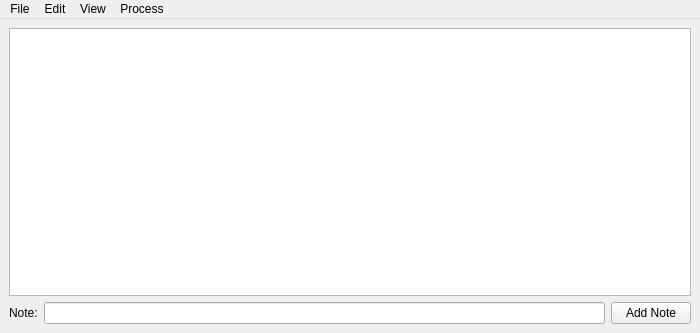
Qt form soarlog_qt4.ui (tribeiro/soarlog) before a commit.
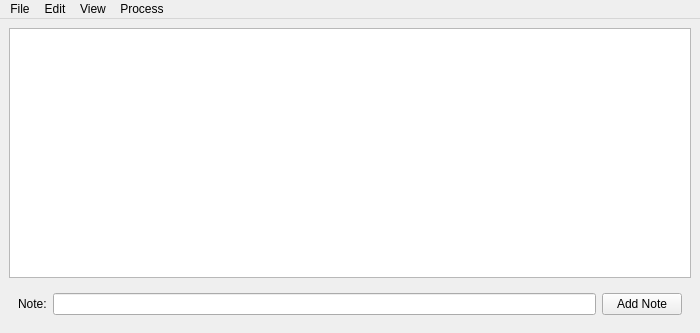
The same form after that commit. Custom widgets are drawn as their Qt base class.

Commit message:
Fixed show/hide of comment line in main window, excluded extra space in the bottom part on main window and added calibration helper.
For the calibration helper to work I have to start commiting things
to the main database. My idea is to commit only files that where
approved in the dataquality, toguether with calibrations and info
on data quality operation.

Diff of the .ui file:
```diff
--- a/soarlog_qt4.ui
+++ b/soarlog_qt4.ui
@@ -22,6 +22,9 @@
   <widget class="QWidget" name="centralwidget">
    <layout class="QGridLayout" name="gridLayout_2">
     <item row="1" column="0">
+     <widget class="QWidget" name="coomentBarWidget" native="true">
+      <layout class="QHBoxLayout" name="horizontalLayout">
+       <item>
      <layout class="QHBoxLayout" name="horizontalLayout_2">
       <item>
        <widget class="QLabel" name="labeLineFrameComment">
@@ -42,6 +45,9 @@
       </item>
      </layout>
     </item>
+      </layout>
+     </widget>
+    </item>
     <item row="0" column="0">
      <widget class="QTableView" name="tableDB"/>
     </item>
```
Left out of the diff: 2 changed lines with no effect on the pictures. Lines whose indentation alone changed are shown as unchanged. The commit also changes 1 other file.
